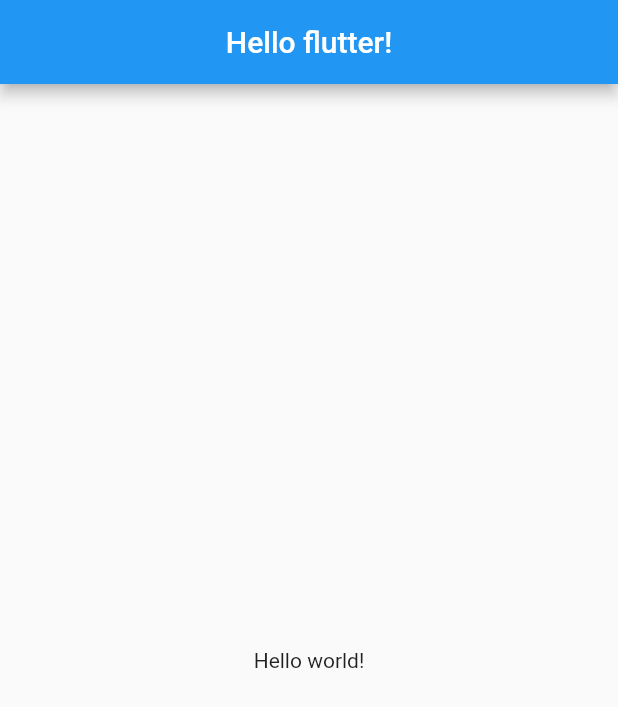
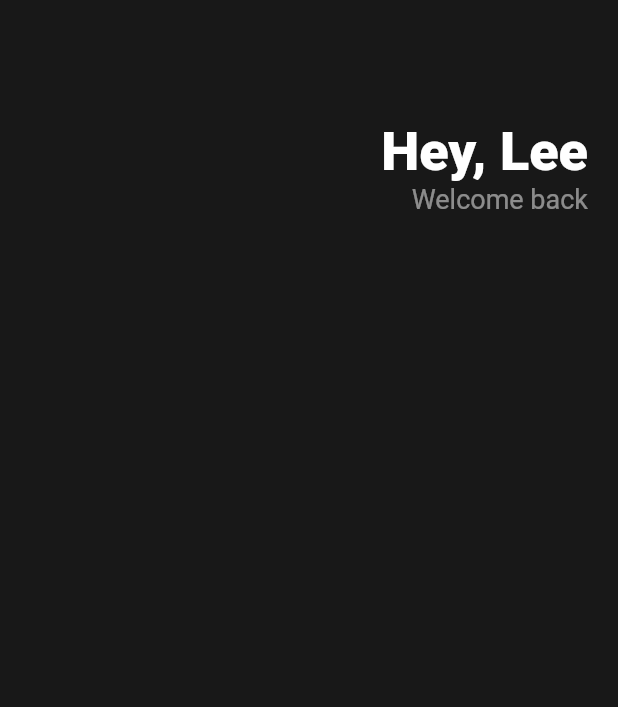
Before and after one commit to ezurno/flutter_ui, a Flutter app: the screen it shows after launch, on a phone screen of 412 x 824 dp. Shown: the top 707 px of the screen. Run offline on Flutter 3.47's test engine with Material 2 defaults, Android fonts, the phone set to English and light mode, and no system bars.

Commit message:
SET: create header
1. Widget 내에 여러 props가 있으므로 마우스를 올려서 확인 후 사용 하는걸 습관화

2. Color를 사용 할 때 여러 방식이 있지만 ( 0xFF code )를 사용하면 #codeColor 를 사용 할 수 있음

3. SizeBox는 말그대로 칸을 차지하는 Box 를 만듦

4. AxisAlignment는 css의 axis와 유사함

```diff
--- a/lib/main.dart
+++ b/lib/main.dart
@@ -12,16 +12,47 @@
   Widget build(BuildContext context) {
     return MaterialApp(
       home: Scaffold(
-        appBar: AppBar(
-          title: Center(
-            child: Text("Hello flutter!"),
+        backgroundColor: Color(0xFF181818), // Color를 0xFF로 #color 를 지정할 수 있음
+        body: Padding(
+          padding: EdgeInsets.symmetric(
+              horizontal: 20), // symetric은 padding의 위치를 따로 지정 가능
+          child: Column(
+            children: [
+              SizedBox(
+                height: 80,
+              ),
+              Row(
+                mainAxisAlignment: MainAxisAlignment.end,
+                // css 의 axis 개념과 유사함
+                children: [
+                  Column(
+                    crossAxisAlignment: CrossAxisAlignment.end,
+                    children: [
+                      Text(
+                        "Hey, Lee",
+                        style: TextStyle(
+                          // Text Widget 내 style로 지정 가능
+                          color: Colors.white,
+                          fontSize: 36,
+                          fontWeight: FontWeight.w800,
+                        ),
+                      ),
+                      Text(
+                        "Welcome back",
+                        style: TextStyle(
+                          color: Colors.white.withOpacity(0.5),
+                          fontSize: 18,
+                        ),
+                      ),
+                    ],
+                  ),
+                ],
+              ),
+            ],
           ),
         ),
-        body: Center(
-          child: Text("Hello world!"),
-        ),
       ),
-    ); // build 는 Material (*google) 과 Cupertino (*ios) 중 하나를 반환 해야 함
+    );
   }
 }
 
```
